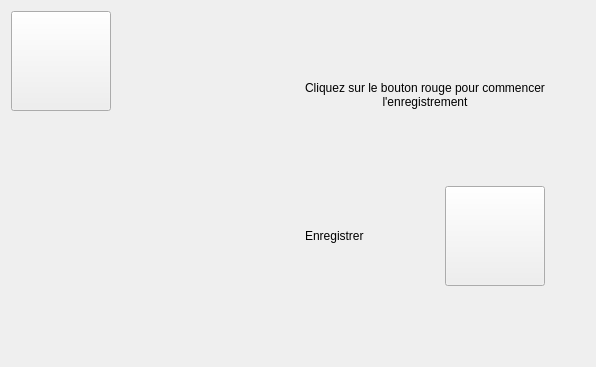
Old version of the form mainwindow.ui in the repository max22-/loan.
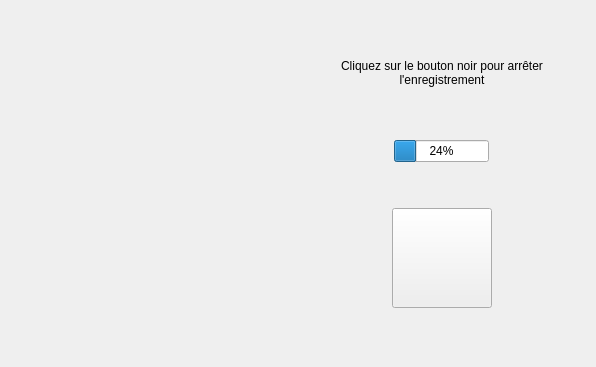
New version of the form. Icons and pictures are not drawn.

Commit message: Ajout de la page d'enregistrement du son

Diff of the .ui file:
```diff
--- a/mainwindow.ui
+++ b/mainwindow.ui
@@ -45,7 +45,7 @@
        </sizepolicy>
       </property>
       <property name="currentIndex">
-       <number>3</number>
+       <number>4</number>
       </property>
       <widget class="QWidget" name="home_page">
        <property name="styleSheet">
@@ -854,6 +854,226 @@
         </item>
        </layout>
       </widget>
+      <widget class="QWidget" name="recordingPage">
+       <layout class="QHBoxLayout" name="horizontalLayout_16" stretch="1,1">
+        <item>
+         <spacer name="horizontalSpacer_22">
+          <property name="orientation">
+           <enum>Qt::Horizontal</enum>
+          </property>
+          <property name="sizeHint" stdset="0">
+           <size>
+            <width>283</width>
+            <height>20</height>
+           </size>
+          </property>
+         </spacer>
+        </item>
+        <item>
+         <layout class="QVBoxLayout" name="verticalLayout_7">
+          <item>
+           <spacer name="verticalSpacer_18">
+            <property name="orientation">
+             <enum>Qt::Vertical</enum>
+            </property>
+            <property name="sizeHint" stdset="0">
+             <size>
+              <width>20</width>
+              <height>40</height>
+             </size>
+            </property>
+           </spacer>
+          </item>
+          <item>
+           <layout class="QHBoxLayout" name="horizontalLayout_14">
+            <item>
+             <spacer name="horizontalSpacer_18">
+              <property name="orientation">
+               <enum>Qt::Horizontal</enum>
+              </property>
+              <property name="sizeHint" stdset="0">
+               <size>
+                <width>40</width>
+                <height>20</height>
+               </size>
+              </property>
+             </spacer>
+            </item>
+            <item>
+             <widget class="QLabel" name="label_9">
+              <property name="text">
+               <string>Cliquez sur le bouton noir pour arrêter l'enregistrement</string>
+              </property>
+              <property name="alignment">
+               <set>Qt::AlignCenter</set>
+              </property>
+              <property name="wordWrap">
+               <bool>true</bool>
+              </property>
+             </widget>
+            </item>
+            <item>
+             <spacer name="horizontalSpacer_19">
+              <property name="orientation">
+               <enum>Qt::Horizontal</enum>
+              </property>
+              <property name="sizeHint" stdset="0">
+               <size>
+                <width>40</width>
+                <height>20</height>
+               </size>
+              </property>
+             </spacer>
+            </item>
+           </layout>
+          </item>
+          <item>
+           <spacer name="verticalSpacer_17">
+            <property name="orientation">
+             <enum>Qt::Vertical</enum>
+            </property>
+            <property name="sizeHint" stdset="0">
+             <size>
+              <width>20</width>
+              <height>40</height>
+             </size>
+            </property>
+           </spacer>
+          </item>
+          <item>
+           <layout class="QGridLayout" name="gridLayout_3">
+            <item row="0" column="0" colspan="3">
+             <layout class="QHBoxLayout" name="horizontalLayout_15">
+              <item>
+               <spacer name="horizontalSpacer_16">
+                <property name="orientation">
+                 <enum>Qt::Horizontal</enum>
+                </property>
+                <property name="sizeHint" stdset="0">
+                 <size>
+                  <width>40</width>
+                  <height>20</height>
+                 </size>
+                </property>
+               </spacer>
+              </item>
+              <item>
+               <widget class="QProgressBar" name="progressBar">
+                <property name="value">
+                 <number>24</number>
+                </property>
+                <property name="invertedAppearance">
+                 <bool>false</bool>
+                </property>
+               </widget>
+              </item>
+              <item>
+               <spacer name="horizontalSpacer_17">
+                <property name="orientation">
+                 <enum>Qt::Horizontal</enum>
+                </property>
+                <property name="sizeHint" stdset="0">
+                 <size>
+                  <width>40</width>
+                  <height>20</height>
+                 </size>
+                </property>
+               </spacer>
+              </item>
+             </layout>
+            </item>
+            <item row="1" column="1">
+             <spacer name="verticalSpacer_15">
+              <property name="orientation">
+               <enum>Qt::Vertical</enum>
+              </property>
+              <property name="sizeHint" stdset="0">
+               <size>
+                <width>20</width>
+                <height>40</height>
+               </size>
+              </property>
+             </spacer>
+            </item>
+            <item row="2" column="0">
+             <spacer name="horizontalSpacer_20">
+              <property name="orientation">
+               <enum>Qt::Horizontal</enum>
+              </property>
+              <property name="sizeHint" stdset="0">
+               <size>
+                <width>40</width>
+                <height>20</height>
+               </size>
+              </property>
+             </spacer>
+            </item>
+            <item row="2" column="1">
+             <widget class="QPushButton" name="pushButton_9">
+              <property name="sizePolicy">
+               <sizepolicy hsizetype="Fixed" vsizetype="Fixed">
+                <horstretch>0</horstretch>
+                <verstretch>0</verstretch>
+               </sizepolicy>
+              </property>
+              <property name="minimumSize">
+               <size>
+                <width>100</width>
+                <height>100</height>
+               </size>
+              </property>
+              <property name="styleSheet">
+               <string notr="true">QPushButton {
+	border-image: url(:/images/buttons/stop_button.png);
+}
+
+QPushButton:hover {
+	border-image: url(:/images/buttons/stop_button_hovered.png);
+}
+
+QPushButton:pressed {
+	border-image: url(:/images/buttons/stop_button_pressed.png);	
+}
+
+</string>
+              </property>
+              <property name="text">
+               <string/>
+              </property>
+             </widget>
+            </item>
+            <item row="2" column="2">
+             <spacer name="horizontalSpacer_21">
+              <property name="orientation">
+               <enum>Qt::Horizontal</enum>
+              </property>
+              <property name="sizeHint" stdset="0">
+               <size>
+                <width>40</width>
+                <height>20</height>
+               </size>
+              </property>
+             </spacer>
+            </item>
+           </layout>
+          </item>
+          <item>
+           <spacer name="verticalSpacer_16">
+            <property name="orientation">
+             <enum>Qt::Vertical</enum>
+            </property>
+            <property name="sizeHint" stdset="0">
+             <size>
+              <width>20</width>
+              <height>40</height>
+             </size>
+            </property>
+           </spacer>
+          </item>
+         </layout>
+        </item>
+       </layout>
+      </widget>
      </widget>
     </item>
    </layout>
```
The commit also changes 4 other files.
